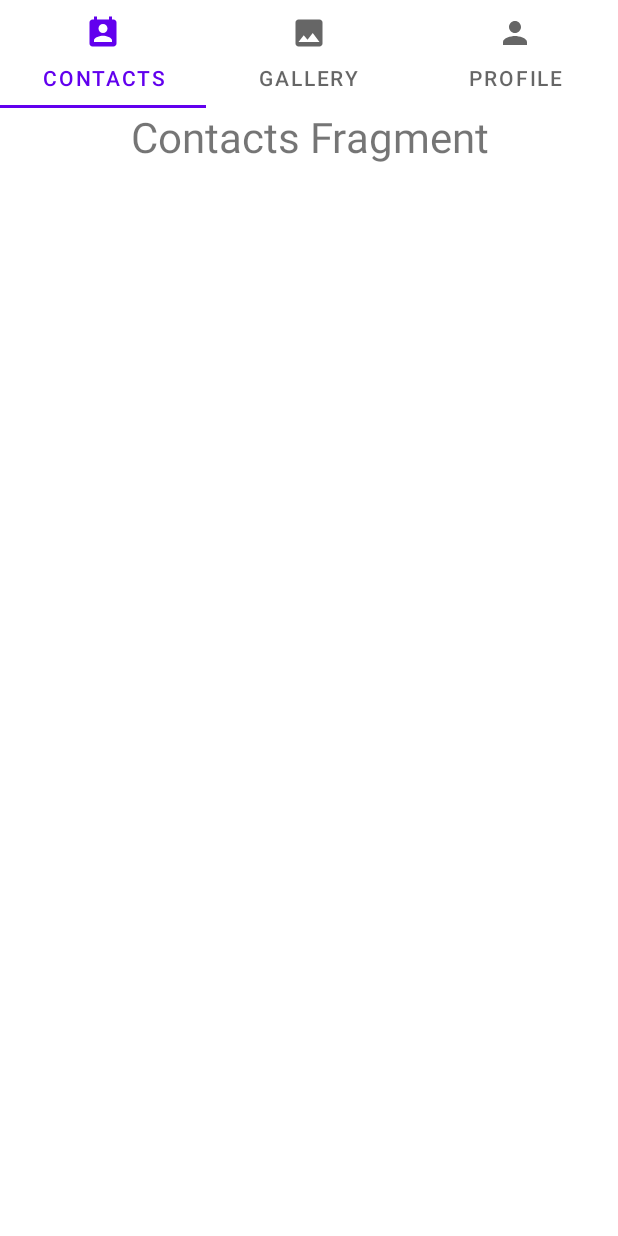
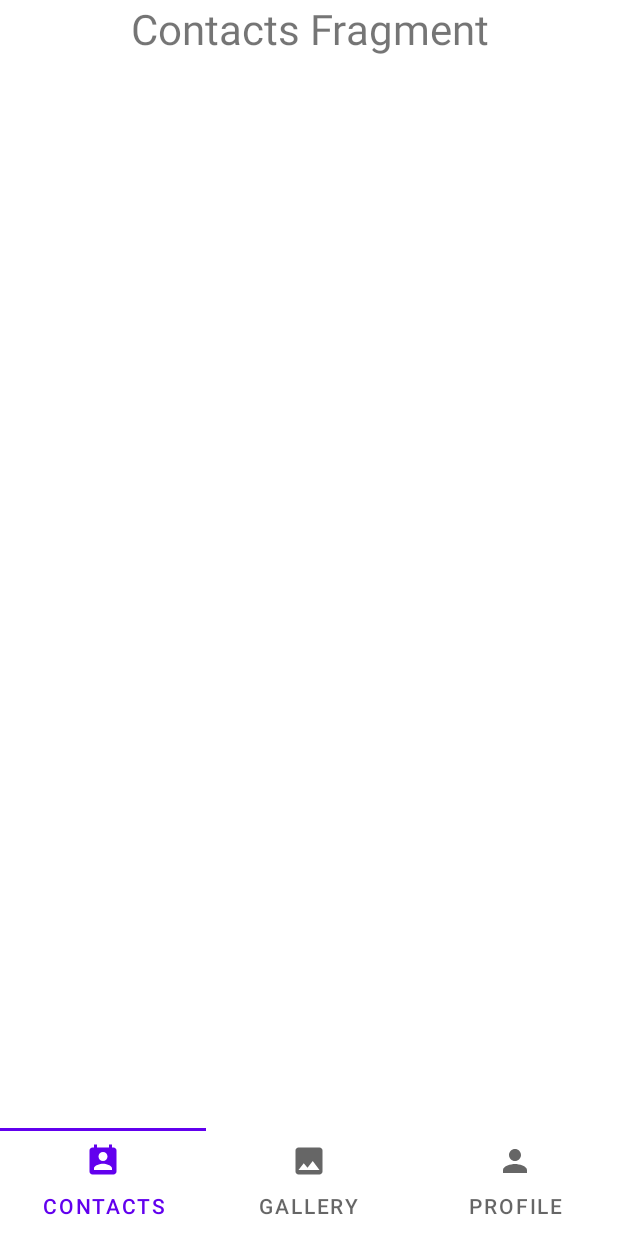
Before and after one commit to JeukHwang/madcamp-week1, an Android app: the screen it shows after launch (MainActivity), on a phone screen of 412 x 824 dp. Run offline under Robolectric (Android 15) with nearby library versions, the phone set to English and light mode, and no system bars.

Commit message:
feat: change style of tab

```diff
--- a/app/src/main/res/layout/fragment_slide_tab.xml
+++ b/app/src/main/res/layout/fragment_slide_tab.xml
@@ -1,23 +1,23 @@
 <?xml version="1.0" encoding="utf-8"?>
 
-<LinearLayout xmlns:android="http://schemas.android.com/apk/res/android"
+<androidx.constraintlayout.widget.ConstraintLayout xmlns:android="http://schemas.android.com/apk/res/android"
+    xmlns:app="http://schemas.android.com/apk/res-auto"
     xmlns:tools="http://schemas.android.com/tools"
     android:layout_width="match_parent"
     android:layout_height="match_parent"
     android:orientation="vertical"
     tools:context=".MainActivity">
 
+    <androidx.viewpager2.widget.ViewPager2
+        android:id="@+id/viewPager"
+        android:layout_width="match_parent"
+        android:layout_height="match_parent" />
 
     <com.google.android.material.tabs.TabLayout
         android:id="@+id/tabLayout"
         android:layout_width="match_parent"
-        android:layout_height="wrap_content" />
+        android:layout_height="wrap_content"
+        app:layout_constraintBottom_toBottomOf="parent"
+        app:tabIndicatorGravity="top" />
 
-    <androidx.viewpager2.widget.ViewPager2
-        android:id="@+id/viewPager"
-        android:layout_width="match_parent"
-        android:layout_height="match_parent">
-
-    </androidx.viewpager2.widget.ViewPager2>
-
-</LinearLayout>
+</androidx.constraintlayout.widget.ConstraintLayout>
```
